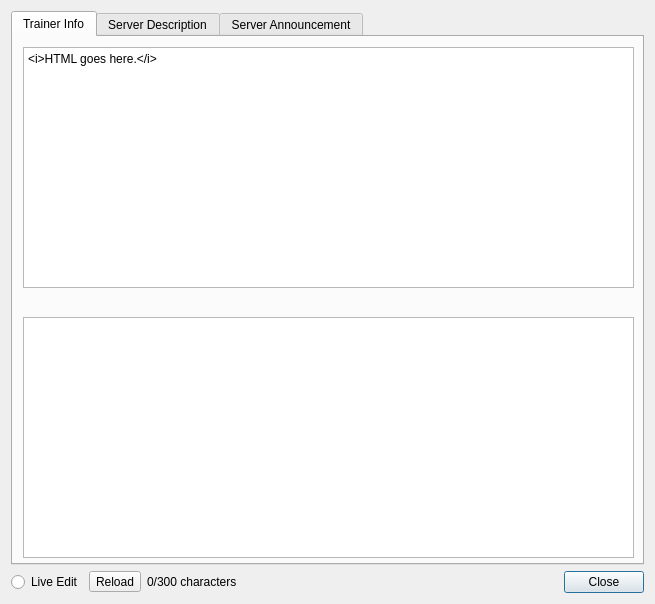
Old version of the form src/DesignerPlugin/designerwidget.ui in the repository po-devs/pokemon-online.
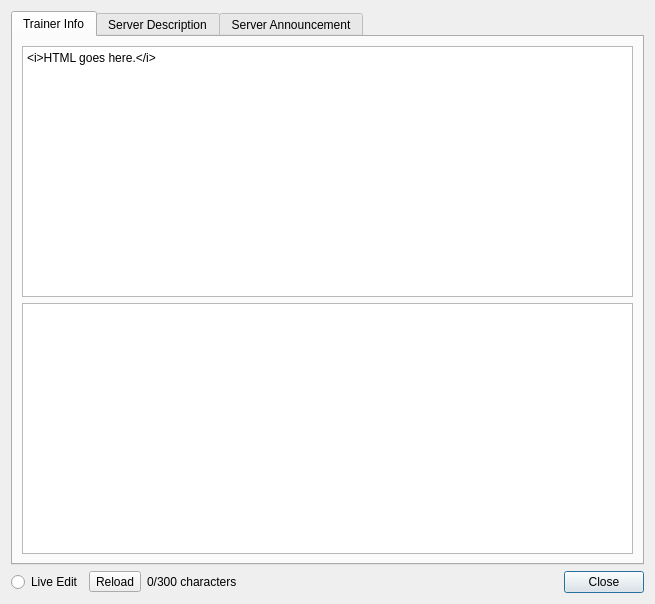
New version of the form. Custom widgets are drawn as their Qt base class.

Commit message: More flexible designer widget

What changed in the file:
```diff
--- a/src/DesignerPlugin/designerwidget.ui
+++ b/src/DesignerPlugin/designerwidget.ui
@@ -10,12 +10,6 @@
     <height>604</height>
    </rect>
   </property>
-  <property name="minimumSize">
-   <size>
-    <width>655</width>
-    <height>604</height>
-   </size>
-  </property>
   <property name="windowTitle">
    <string>Designer</string>
   </property>
@@ -49,9 +43,6 @@
    </item>
    <item row="0" column="0" colspan="5">
     <widget class="QTabWidget" name="tabWidget">
-     <property name="layoutDirection">
-      <enum>Qt::LeftToRight</enum>
-     </property>
      <property name="currentIndex">
       <number>0</number>
      </property>
@@ -59,51 +50,18 @@
       <attribute name="title">
        <string>Trainer Info</string>
       </attribute>
-      <widget class="QPlainTextEdit" name="infoInput">
-       <property name="geometry">
-        <rect>
-         <x>10</x>
-         <y>10</y>
-         <width>611</width>
-         <height>241</height>
-        </rect>
-       </property>
-       <property name="minimumSize">
-        <size>
-         <width>590</width>
-         <height>0</height>
-        </size>
-       </property>
-       <property name="plainText">
-        <string>&lt;i&gt;HTML goes here.&lt;/i&gt;</string>
-       </property>
-      </widget>
-      <widget class="QScrollDownTextBrowser" name="infoOutput">
-       <property name="geometry">
-        <rect>
-         <x>10</x>
-         <y>280</y>
-         <width>611</width>
-         <height>241</height>
-        </rect>
-       </property>
-       <property name="minimumSize">
-        <size>
-         <width>590</width>
-         <height>0</height>
-        </size>
-       </property>
-       <property name="html">
-        <string>&lt;!DOCTYPE HTML PUBLIC &quot;-//W3C//DTD HTML 4.0//EN&quot; &quot;http://www.w3.org/TR/REC-html40/strict.dtd&quot;&gt;
-&lt;html&gt;&lt;head&gt;&lt;meta name=&quot;qrichtext&quot; content=&quot;1&quot; /&gt;&lt;style type=&quot;text/css&quot;&gt;
-p, li { white-space: pre-wrap; }
-&lt;/style&gt;&lt;/head&gt;&lt;body style=&quot; font-family:'MS Shell Dlg 2'; font-size:8.25pt; font-weight:400; font-style:normal;&quot;&gt;
-&lt;p style=&quot;-qt-paragraph-type:empty; margin-top:0px; margin-bottom:0px; margin-left:0px; margin-right:0px; -qt-block-indent:0; text-indent:0px; font-size:8pt;&quot;&gt;&lt;br /&gt;&lt;/p&gt;&lt;/body&gt;&lt;/html&gt;</string>
-       </property>
-       <property name="openLinks">
-        <bool>false</bool>
-       </property>
-      </widget>
+      <layout class="QVBoxLayout" name="infoLayout">
+       <item>
+        <widget class="QPlainTextEdit" name="infoInput">
+         <property name="plainText">
+          <string>&lt;i&gt;HTML goes here.&lt;/i&gt;</string>
+         </property>
+        </widget>
+       </item>
+       <item>
+        <widget class="QScrollDownTextBrowser" name="infoOutput"/>
+       </item>
+      </layout>
      </widget>
      <widget class="QWidget" name="descTab">
       <attribute name="title">
```
Left out of the diff: 117 changed lines with no effect on the pictures. The commit also changes 1 other file.
